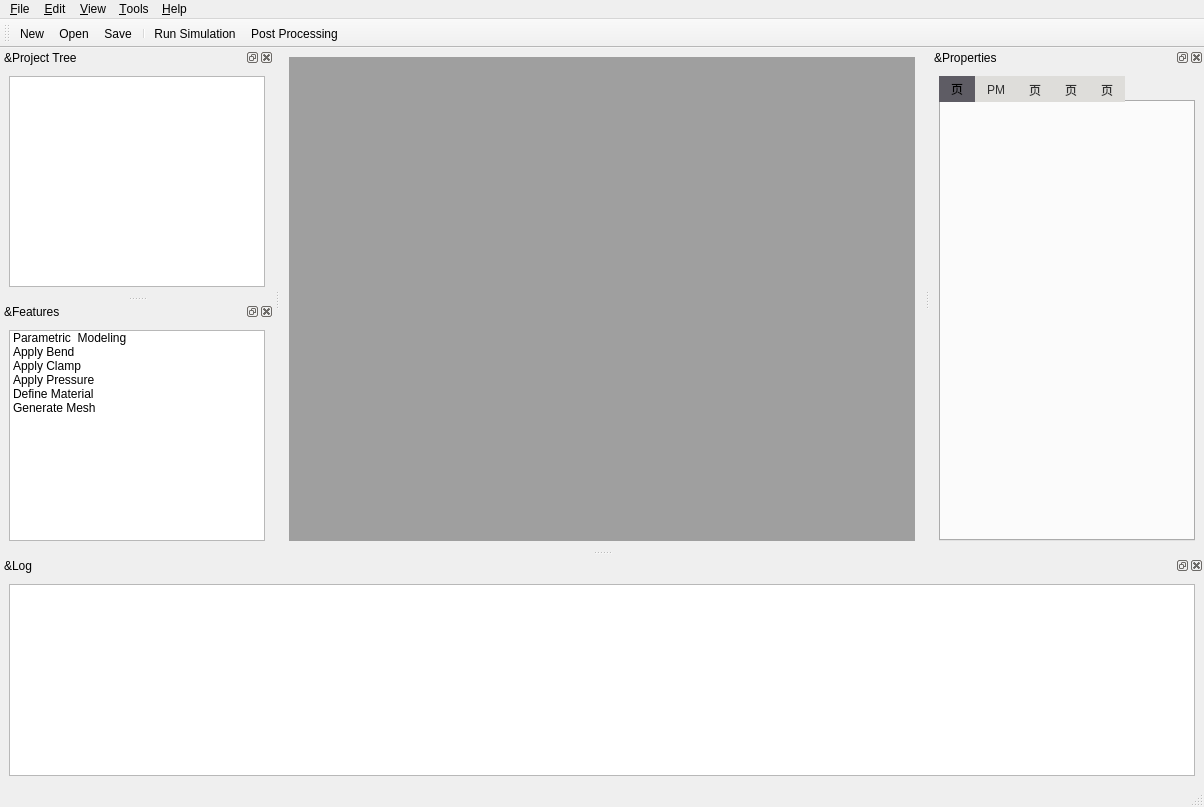
Old version of the form mainwindow.ui in the repository bailizhidi/TubeX.
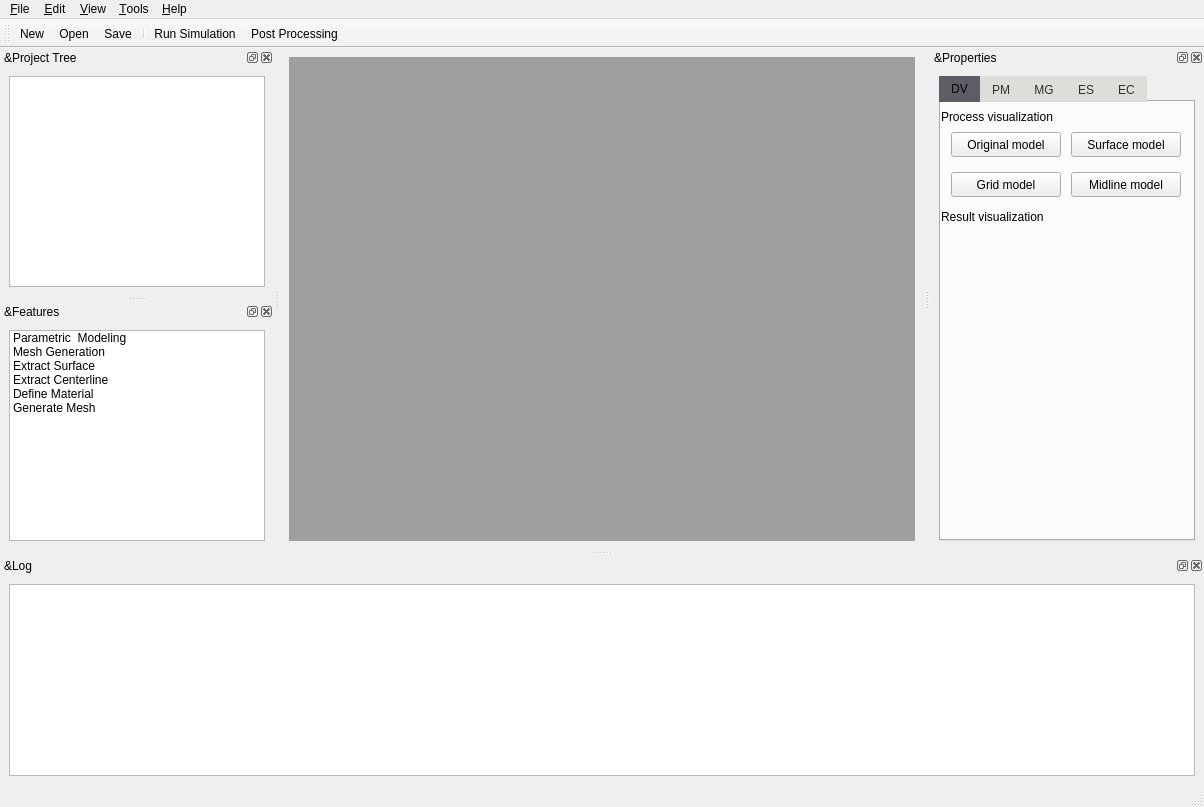
New version of the form. The open tabs and pages were chosen to show the change.

Commit message: extract centerline over

The edit to the form file:
```diff
--- a/mainwindow.ui
+++ b/mainwindow.ui
@@ -155,8 +155,176 @@
        </property>
        <widget class="QWidget" name="tab_5">
         <attribute name="title">
-         <string>页</string>
+         <string>DV</string>
         </attribute>
+        <widget class="QPushButton" name="pushButton_initmodel">
+         <property name="geometry">
+          <rect>
+           <x>10</x>
+           <y>30</y>
+           <width>110</width>
+           <height>25</height>
+          </rect>
+         </property>
+         <property name="minimumSize">
+          <size>
+           <width>110</width>
+           <height>25</height>
+          </size>
+         </property>
+         <property name="maximumSize">
+          <size>
+           <width>110</width>
+           <height>25</height>
+          </size>
+         </property>
+         <property name="styleSheet">
+          <string notr="true">color: rgb(0, 0, 0);</string>
+         </property>
+         <property name="text">
+          <string>Original model</string>
+         </property>
+        </widget>
+        <widget class="QLabel" name="label_27">
+         <property name="geometry">
+          <rect>
+           <x>0</x>
+           <y>0</y>
+           <width>251</width>
+           <height>30</height>
+          </rect>
+         </property>
+         <property name="minimumSize">
+          <size>
+           <width>0</width>
+           <height>30</height>
+          </size>
+         </property>
+         <property name="maximumSize">
+          <size>
+           <width>100000</width>
+           <height>25</height>
+          </size>
+         </property>
+         <property name="styleSheet">
+          <string notr="true"/>
+         </property>
+         <property name="text">
+          <string>Process visualization</string>
+         </property>
+        </widget>
+        <widget class="QLabel" name="label_28">
+         <property name="geometry">
+          <rect>
+           <x>0</x>
+           <y>100</y>
+           <width>251</width>
+           <height>30</height>
+          </rect>
+         </property>
+         <property name="minimumSize">
+          <size>
+           <width>0</width>
+           <height>30</height>
+          </size>
+         </property>
+         <property name="maximumSize">
+          <size>
+           <width>100000</width>
+           <height>25</height>
+          </size>
+         </property>
+         <property name="styleSheet">
+          <string notr="true"/>
+         </property>
+         <property name="text">
+          <string>Result visualization</string>
+         </property>
+        </widget>
+        <widget class="QPushButton" name="pushButton_surfacemodel">
+         <property name="geometry">
+          <rect>
+           <x>130</x>
+           <y>30</y>
+           <width>110</width>
+           <height>25</height>
+          </rect>
+         </property>
+         <property name="minimumSize">
+          <size>
+           <width>110</width>
+           <height>25</height>
+          </size>
+         </property>
+         <property name="maximumSize">
+          <size>
+           <width>110</width>
+           <height>25</height>
+          </size>
+         </property>
+         <property name="styleSheet">
+          <string notr="true">color: rgb(0, 0, 0);</string>
+         </property>
+         <property name="text">
+          <string>Surface model</string>
+         </property>
+        </widget>
+        <widget class="QPushButton" name="pushButton_centerlinemodel">
+         <property name="geometry">
+          <rect>
+           <x>130</x>
+           <y>70</y>
+           <width>110</width>
+           <height>25</height>
+          </rect>
+         </property>
+         <property name="minimumSize">
+          <size>
+           <width>110</width>
+           <height>25</height>
+          </size>
+         </property>
+         <property name="maximumSize">
+          <size>
+           <width>110</width>
+           <height>25</height>
+          </size>
+         </property>
+         <property name="styleSheet">
+          <string notr="true">color: rgb(0, 0, 0);</string>
+         </property>
+         <property name="text">
+          <string>Midline model</string>
+         </property>
+        </widget>
+        <widget class="QPushButton" name="pushButton_meshmodel">
+         <property name="geometry">
+          <rect>
+           <x>10</x>
+           <y>70</y>
+           <width>110</width>
+           <height>25</height>
+          </rect>
+         </property>
+         <property name="minimumSize">
+          <size>
+           <width>110</width>
+           <height>25</height>
+          </size>
+         </property>
+         <property name="maximumSize">
+          <size>
+           <width>110</width>
+           <height>25</height>
+          </size>
+         </property>
+         <property name="styleSheet">
+          <string notr="true">color: rgb(0, 0, 0);</string>
+         </property>
+         <property name="text">
+          <string>Grid model</string>
+         </property>
+        </widget>
        </widget>
        <widget class="QWidget" name="tab">
         <property name="minimumSize">
@@ -823,17 +991,17 @@
        </widget>
        <widget class="QWidget" name="tab_2">
         <attribute name="title">
-         <string>页</string>
+         <string>MG</string>
         </attribute>
        </widget>
        <widget class="QWidget" name="tab_3">
         <attribute name="title">
-         <string>页</string>
+         <string>ES</string>
         </attribute>
        </widget>
        <widget class="QWidget" name="tab_4">
         <attribute name="title">
-         <string>页</string>
+         <string>EC</string>
         </attribute>
        </widget>
       </widget>
@@ -859,17 +1027,17 @@
        </item>
        <item>
         <property name="text">
-         <string>Apply Bend</string>
+         <string>Mesh Generation</string>
         </property>
        </item>
        <item>
         <property name="text">
-         <string>Apply Clamp</string>
+         <string>Extract Surface</string>
         </property>
        </item>
        <item>
         <property name="text">
-         <string>Apply Pressure</string>
+         <string>Extract Centerline</string>
         </property>
        </item>
        <item>
```
Left out of the diff: 222 changed lines with no effect on the pictures. The commit also changes 57 other files.
